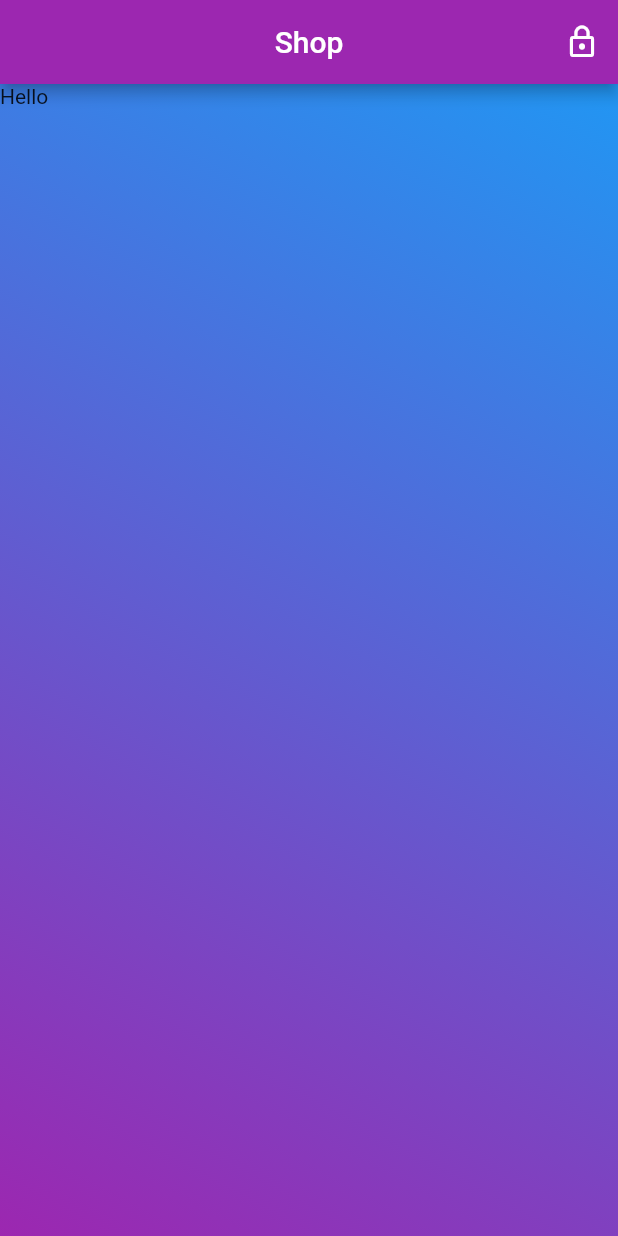
After one commit to Eyzo280/Shop, a Flutter app: the screen it shows once a user with an empty profile is signed in, after a tap on the "lock outline" icon, on a phone screen of 412 x 824 dp. The commit adds this screen. Run offline on Flutter 3.47's test engine with Material 2 defaults, Android fonts, the phone set to English and light mode, and no system bars; our stand-ins replace firebase_auth; accounts and stored records are empty.

Commit message:
Beta LoginPage

```diff
--- a/lib/main.dart
+++ b/lib/main.dart
@@ -1,12 +1,26 @@
 import 'package:flutter/material.dart';
+import 'package:provider/provider.dart';
+import 'package:shopapp/models/user.dart';
 import 'package:shopapp/pages/login.dart';
+import 'package:shopapp/pages/shop.dart';
+import 'package:shopapp/providers/auth.dart';
 
 void main() => runApp(MyApp());
 
 class MyApp extends StatelessWidget {
   @override
   Widget build(BuildContext context) {
-    return MaterialApp(
+    return MultiProvider(
+      providers: [
+        StreamProvider<User>.value(
+          value: Auth().user,
+        ),
+        Provider.value(
+          value: Auth(),
+        ),
+      ],
+      child: Consumer<User>(
+        builder: (context, auth, _) => MaterialApp(
           title: 'Shop App',
           theme: ThemeData(
             primarySwatch: Colors.blue,
@@ -15,12 +29,22 @@ class MyApp extends StatelessWidget {
                 color: Colors.purple,
                 fontWeight: FontWeight.bold,
               ),
-          )),
-      home: LoginPage(),
+            ),
+            appBarTheme: AppBarTheme(color: Colors.purple),
+            buttonColor: Colors.purple,
+            disabledColor: Colors.purple[200],
+            snackBarTheme: SnackBarThemeData(
+              backgroundColor: Colors.red,
+              elevation: 10,
+            ),
+          ),
+          home: auth != null ? Shop() : LoginPage(),
           initialRoute: '/',
           routes: {
             // LoginPage.routeName: (context) => LoginPage(),
           },
+        ),
+      ),
     );
   }
 }
--- /dev/null
+++ b/lib/pages/shop.dart
@@ -0,0 +1,34 @@
+import 'package:flutter/material.dart';
+import 'package:provider/provider.dart';
+import 'package:shopapp/models/user.dart';
+import 'package:shopapp/providers/auth.dart';
+
+class Shop extends StatelessWidget {
+  @override
+  Widget build(BuildContext context) {
+    var _auth = Provider.of<Auth>(context);
+    var user = Provider.of<User>(context);
+    print(user.uid);
+    return Scaffold(
+      appBar: AppBar(
+        title: Text('Shop'),
+        centerTitle: true,
+        actions: <Widget>[
+          IconButton(icon: Icon(Icons.lock_outline), onPressed: _auth.signOut)
+        ],
+      ),
+      body: Container(
+        height: double.infinity,
+        width: double.infinity,
+        decoration: BoxDecoration(
+              gradient: LinearGradient(
+                begin: Alignment.topRight,
+                end: Alignment.bottomLeft,
+                colors: [Colors.blue, Colors.purple],
+              ),
+            ),
+        child: Text('Hello'),
+      ),
+    );
+  }
+}
--- a/lib/providers/auth.dart
+++ b/lib/providers/auth.dart
@@ -29,7 +29,7 @@ class Auth {
       await user.updateProfile(updateInfo);
       return user;
     } catch (err) {
-      print(err);
+      throw err;
     }
   }
 
@@ -41,6 +41,14 @@ class Auth {
       FirebaseUser user = result.user;
       return user;
     } catch (err) {
+      throw err;
+    }
+  }
+
+  Future signOut() async {
+    try {
+      return await _auth.signOut();
+    } catch (err) {
       print(err);
     }
   }
--- a/lib/widgets/login_page/signIn.dart
+++ b/lib/widgets/login_page/signIn.dart
@@ -1,4 +1,6 @@
 import 'package:flutter/material.dart';
+import 'package:provider/provider.dart';
+import 'package:shopapp/providers/auth.dart';
 
 class Login {
   String email;
@@ -30,7 +32,9 @@ class _SignInState extends State<SignIn> {
     password: '',
   );
 
-  void _saveForm() {
+  bool _loading = false;
+
+  void _saveForm() async {
     if (!_form.currentState.validate()) {
       return;
     }
@@ -39,6 +43,41 @@ class _SignInState extends State<SignIn> {
     print('Login');
     print(_data.email);
     print(_data.password);
+    setState(() {
+      _loading = true;
+    });
+
+    try {
+      await Provider.of<Auth>(context, listen: false)
+          .signInWithEmailAndPassword(
+              email: _data.email, password: _data.password);
+      // Zalogowano
+      print('Zalogowano');
+    } catch (err) {
+      // Nie zalogowano
+      // print('Nie zalogowano.');
+      String message = '';
+      if (err.toString().contains('ERROR_USER_NOT_FOUND')) {
+        message = 'There is no such account.'; // Takie konto nie istnieje.
+      } else {
+        message =
+            'Check the email and password.'; // Sprawdz poprawnosc email i hasla.
+      }
+
+      setState(() {
+        Scaffold.of(context).hideCurrentSnackBar();
+        Scaffold.of(context).showSnackBar(
+          SnackBar(
+            content: Container(child: Text(message)),
+            behavior: SnackBarBehavior.floating,
+            shape: RoundedRectangleBorder(
+              borderRadius: BorderRadius.all(Radius.circular(20),),
+            ),
+          ),
+        );
+        _loading = false;
+      });
+    }
   }
 
   @override
@@ -117,7 +156,7 @@ class _SignInState extends State<SignIn> {
                     Align(
                       alignment: Alignment.centerRight,
                       child: FlatButton(
-                        onPressed: () {},
+                        onPressed: _loading ? null : () {},
                         child: Text(
                           'Forgot Password? ',
                           style: Theme.of(context).textTheme.bodyText1,
@@ -132,12 +171,22 @@ class _SignInState extends State<SignIn> {
           Container(
             width: double.infinity,
             child: RaisedButton(
-              onPressed: () {
+              onPressed: _loading
+                  ? null
+                  : () {
                       _saveForm();
                     },
               elevation: 10,
-              color: Colors.purple,
-              child: Text(
+              child: _loading
+                  ? Container(
+                      height: 15,
+                      width: 15,
+                      child: CircularProgressIndicator(
+                        valueColor: AlwaysStoppedAnimation<Color>(
+                            Theme.of(context).buttonColor),
+                      ),
+                    )
+                  : Text(
                       'Login',
                       style: Theme.of(context)
                           .textTheme
@@ -151,7 +200,9 @@ class _SignInState extends State<SignIn> {
             children: <Widget>[
               Text('Don\' have an account?'),
               FlatButton(
-                onPressed: () {
+                onPressed: _loading
+                    ? null
+                    : () {
                         widget.changePage();
                         print('Sign Up');
                       },
```
Also changed, not shown: lib/widgets/login_page/signUp.dart (+66 -5 lines). Lines whose indentation alone changed are shown as unchanged.
